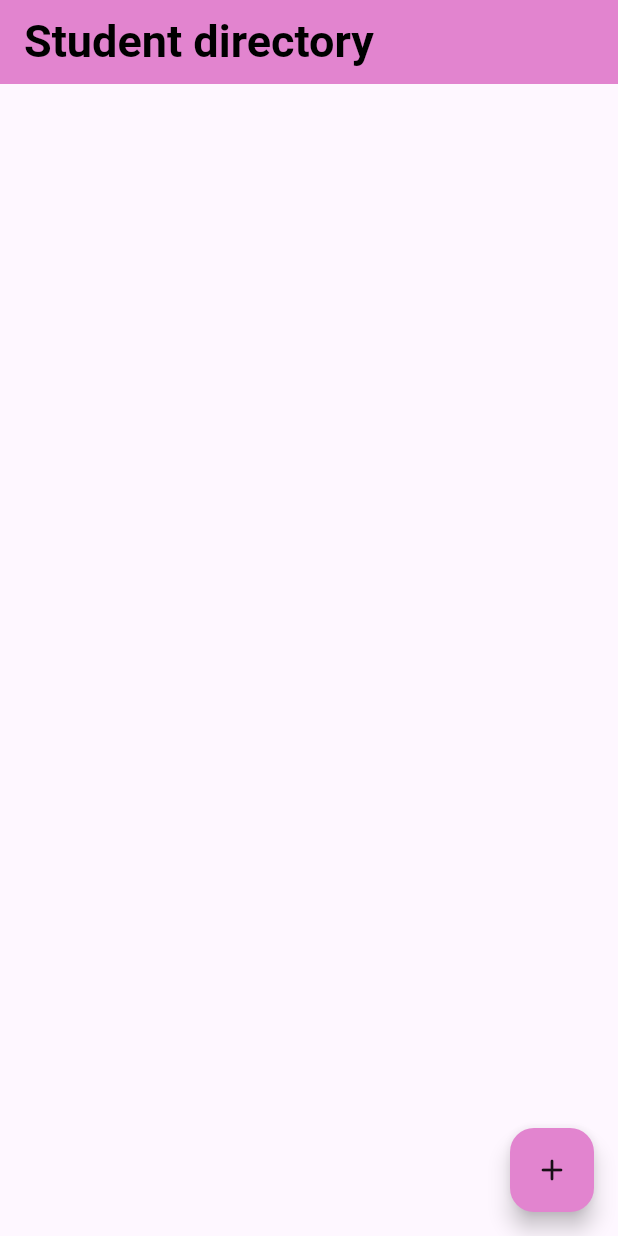
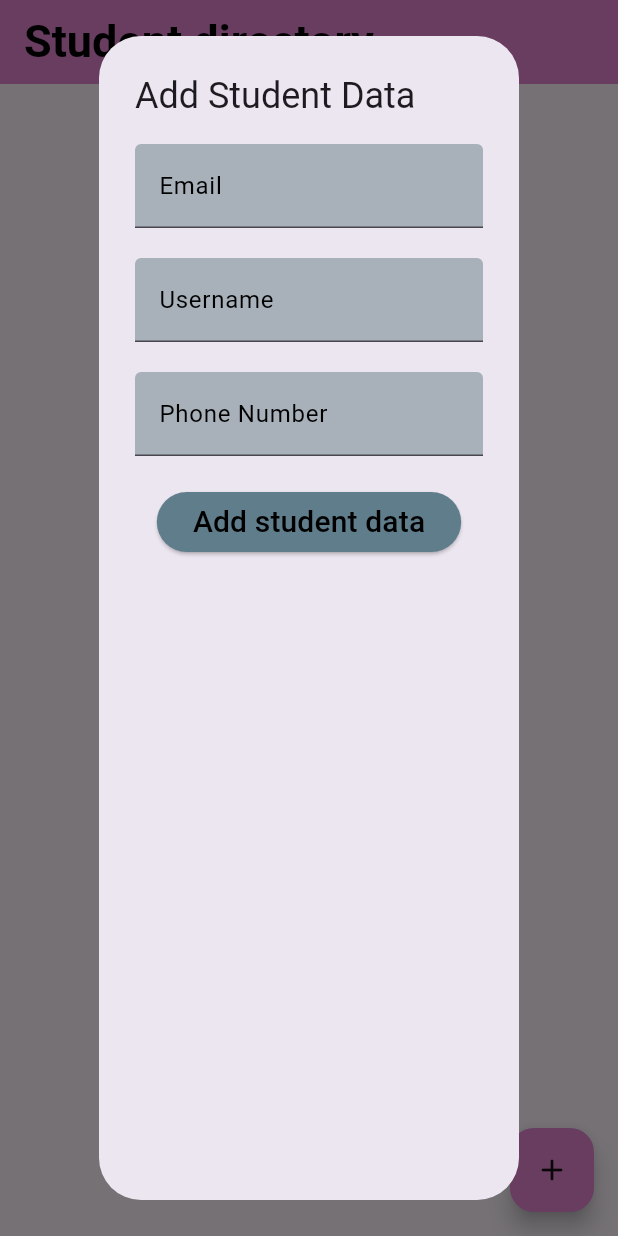
Before and after one commit to anaswara738/student_directory_app, a Flutter app: the screen it shows after launch, after a tap on the "add" icon, on a phone screen of 412 x 824 dp. Run offline on Flutter 3.47's test engine with Material 3 defaults, Android fonts, the phone set to English and light mode, and no system bars; our stand-ins replace cloud_firestore, firebase_core, lottie; accounts and stored records are empty.

Commit message:
DONE DONE

```diff
--- a/lib/home.dart
+++ b/lib/home.dart
@@ -1,13 +1,23 @@
 import 'package:flutter/material.dart';
+import 'package:student_directory_app/services.dart';
 
-class Homee extends StatelessWidget {
+class Homee extends StatefulWidget {
   const Homee({super.key});
+
+  @override
+  State<Homee> createState() => _HomeeState();
+}
+
+class _HomeeState extends State<Homee> {
+  TextEditingController emailcontroller = TextEditingController();
+  TextEditingController phonenumbercontroller = TextEditingController();
+  TextEditingController namecontroller = TextEditingController();
 
   @override
   Widget build(BuildContext context) {
     return Scaffold(
       appBar: AppBar(
-        backgroundColor:  const Color.fromARGB(255, 226, 132, 207),
+        backgroundColor: const Color.fromARGB(255, 226, 132, 207),
         foregroundColor: const Color.fromARGB(255, 0, 0, 0),
         title: Text(
           "Student directory",
@@ -16,9 +26,104 @@ class Homee extends StatelessWidget {
       ),
       floatingActionButton: FloatingActionButton(
         backgroundColor: const Color.fromARGB(255, 226, 132, 207),
-        foregroundColor: const Color.fromARGB(228, 0, 0, 0),onPressed: () {
+        foregroundColor: const Color.fromARGB(228, 0, 0, 0),
+        onPressed: () {
+          showDialog(
+            context: context,
+            builder: (context) {
+              return AlertDialog(
+                title: Text("Add Student Data"),
+                content: Column(
+                  children: [
+                    TextFormField(
+                      controller: namecontroller,
 
-        },child: Icon(Icons.add_rounded),
+                      decoration: InputDecoration(
+                        fillColor: const Color.fromARGB(185, 142, 157, 164),
+                        filled: true,
+                        label: Text(
+                          "Email",
+                          style: TextStyle(color: Colors.black),
+                        ),
+                      ),
+                    ),
+                    SizedBox(height: 20),
+                    TextFormField(
+                      controller: emailcontroller,
+
+                      decoration: InputDecoration(
+                        fillColor: const Color.fromARGB(185, 142, 157, 164),
+                        filled: true,
+                        label: Text(
+                          "Username",
+                          style: TextStyle(color: Colors.black),
+                        ),
+                      ),
+                    ),
+                    SizedBox(height: 20),
+                    TextFormField(
+                      controller: phonenumbercontroller,
+
+                      decoration: InputDecoration(
+                        fillColor: const Color.fromARGB(185, 142, 157, 164),
+                        filled: true,
+                        label: Text(
+                          "Phone Number",
+                          style: TextStyle(color: Colors.black),
+                        ),
+                      ),
+                    ),
+                    SizedBox(height: 20),
+                    ElevatedButton(
+                      onPressed: () {
+                        screen(
+                          name: namecontroller.text,
+                          email: emailcontroller.text,
+                          phonenumber: phonenumbercontroller.text,
+                          context: context,
+                        );
+                      },
+                      child: Text(
+                        "Add student data",
+                        style: TextStyle(fontSize: 20),
+                      ),
+                      style: ElevatedButton.styleFrom(
+                        backgroundColor: Colors.blueGrey,
+                        foregroundColor: Colors.black,
+                      ),
+                    ),
+                  ],
+                ),
+              );
+            },
+          );
+        },
+        child: Icon(Icons.add_rounded),
+      ),
+      body: StreamBuilder(
+        stream: fetchdata(),
+        builder: (context, snapshot) {
+          if (!snapshot.hasData) {
+            return Center(
+              child: CircularProgressIndicator(color: Colors.indigo),
+            );
+          }
+          final studentdata = snapshot.data!.docs;
+          return ListView.builder(
+            itemCount: studentdata.length,
+            itemBuilder: (context, index) {
+              return ListTile(
+                title: Text(studentdata[index]['Name']),
+                subtitle: Column(
+                  children: [
+                    Text(studentdata[index]['Email']),
+                    Text(studentdata[index]['Phone number'])
+                  ],
+                ),
+              );
+            },
+          );
+        },
       ),
     );
   }
--- /dev/null
+++ b/lib/services.dart
@@ -0,0 +1,26 @@
+import 'package:cloud_firestore/cloud_firestore.dart';
+import 'package:flutter/material.dart';
+
+Future<void> screen({
+  required String name,
+  required String email,
+  required String phonenumber,
+  required BuildContext context,
+}) async {
+  try {
+    await FirebaseFirestore.instance.collection("Students").add({
+      "Name": name,
+      "Email": email,
+      "Phone number": phonenumber,
+    });
+    Navigator.pop(context);
+    ScaffoldMessenger.of(
+      context,
+    ).showSnackBar(SnackBar(content: Text("Student data created")));
+  } catch (e) {
+    ScaffoldMessenger.of(
+      context,
+    ).showSnackBar(SnackBar(content: Text(e.toString())));
+  }
+}
+Stream<QuerySnapshot> fetchdata(){return FirebaseFirestore.instance.collection("Students").snapshots();}
--- a/pubspec.yaml
+++ b/pubspec.yaml
@@ -36,6 +36,7 @@ dependencies:
   cupertino_icons: ^1.0.8
   firebase_core: ^3.15.2
   lottie: ^3.3.1
+  cloud_firestore: ^5.6.12
 
 dev_dependencies:
   flutter_test:
```
Also changed, not shown: pubspec.lock, 3 other files.
